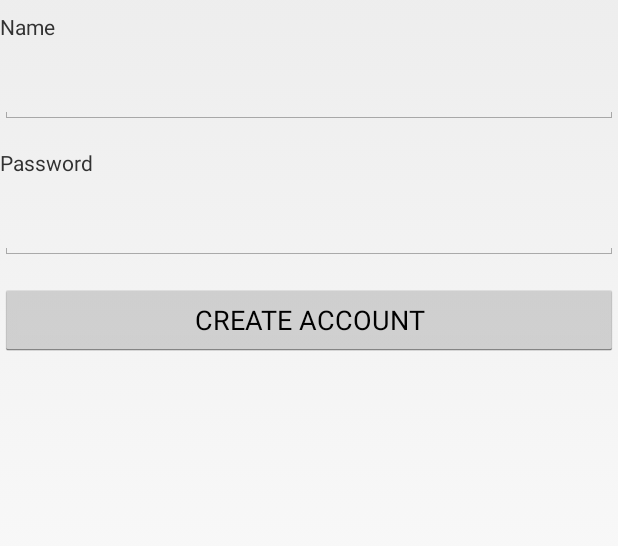
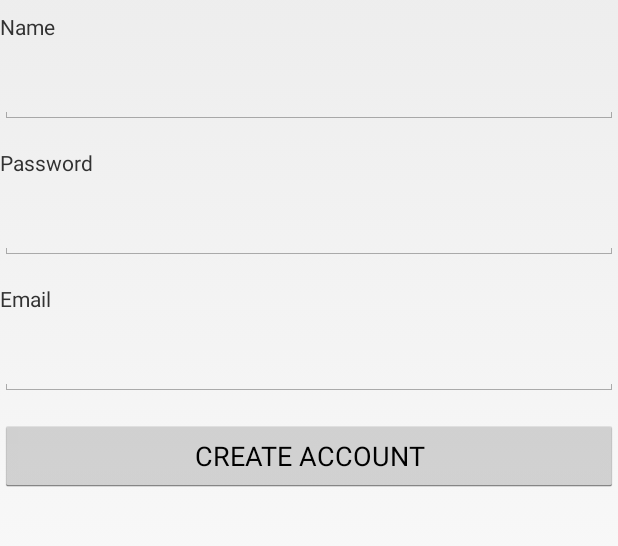
Before and after one commit to daniellecn/androidFinalProject, an Android app: the fragment SignupFragment shown on its own in the app's theme, on a phone screen of 412 x 824 dp, the part 297-843 px from its top. Run offline under Robolectric (Android 15) with nearby library versions, the phone set to English and light mode, and no system bars.

Commit message:
Fixing key bug

```diff
--- a/app/src/main/res/layout/fragment_signup.xml
+++ b/app/src/main/res/layout/fragment_signup.xml
@@ -1,4 +1,4 @@
-<FrameLayout xmlns:android="http://schemas.android.com/apk/res/android"
+<ScrollView xmlns:android="http://schemas.android.com/apk/res/android"
     xmlns:tools="http://schemas.android.com/tools"
     android:layout_width="match_parent"
     android:layout_height="match_parent"
@@ -48,6 +48,21 @@
              android:layout_marginBottom="8dp"
              android:id="@+id/signPassword" />
 
+         <TextView
+             android:text="@string/email"
+             android:layout_width="match_parent"
+             android:layout_height="wrap_content"
+             android:layout_marginTop="8dp"
+             android:layout_marginBottom="8dp"/>
+
+         <EditText
+             android:layout_width="match_parent"
+             android:layout_height="wrap_content"
+             android:inputType="textEmailAddress"
+             android:layout_marginTop="8dp"
+             android:layout_marginBottom="8dp"
+             android:id="@+id/signMail" />
+
          <Button
              android:text="@string/createAccount"
              android:layout_width="match_parent"
@@ -58,4 +73,4 @@
 
      </LinearLayout>
 
-</FrameLayout>
+</ScrollView>
--- a/app/src/main/res/values/strings.xml
+++ b/app/src/main/res/values/strings.xml
@@ -33,12 +33,14 @@
 
 
     <!--Messages-->
-    <string name="signupError">Username already taken</string>
+    <string name="signupUsernameError">Username already taken</string>
+    <string name="signupMailError">Mail used in different account</string>
     <string name="loginError">Username or Password incorrect</string>
     <string name="updateSuccessfuly">Dessert updated successfully! </string>
     <string name="deleteSuccessfuly">Dessert deleted successfully! </string>
     <string name="errorOccure">An error has occured, please try again</string>
     <string name="errorImage">Error processing image</string>
+    <string name="emptyField">Required field</string>
 
     <!-- Dialogs -->
     <string name="uploadOptionsTitle">"Upload Pictures Option</string>
```
Also changed, not shown: app/src/main/java/com/example/finalproject/Fragments/SignupFragment.java (+39 -6 lines), app/src/main/java/com/example/finalproject/Model/Model.java (+8 -0 lines), app/src/main/java/com/example/finalproject/Model/ModelFirebase.java (+15 -8 lines), app/src/main/java/com/example/finalproject/Model/User.java (+18 -1 lines), app/src/main/java/com/example/finalproject/Model/UserFirebase.java (+54 -0 lines).
